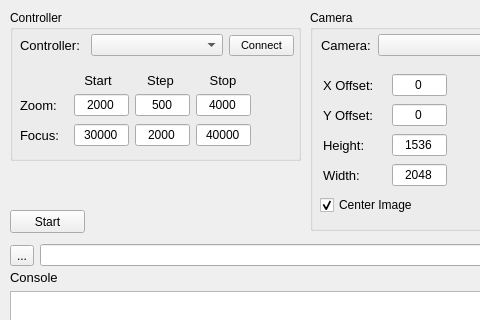
The window that capture_gui/src/capture_gui.ui (NSWC-Crane/passive_range) describes before a commit, drawn with Qt 5; both pictures show x 0 to 480 and y 0 to 320 of the 680 by 604 pixel window.
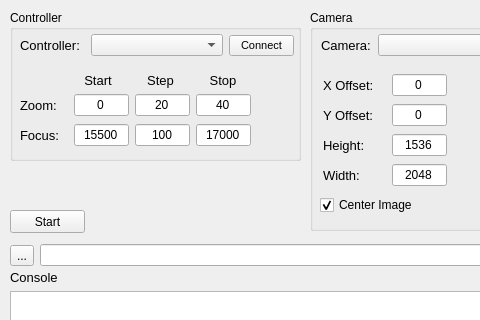
The same window after the commit.

```diff
--- a/capture_gui/src/capture_gui.ui
+++ b/capture_gui/src/capture_gui.ui
@@ -233,7 +233,7 @@
          </size>
         </property>
         <property name="text">
-         <string>30000</string>
+         <string>15500</string>
         </property>
         <property name="alignment">
          <set>Qt::AlignCenter</set>
@@ -255,7 +255,7 @@
          </size>
         </property>
         <property name="text">
-         <string>2000</string>
+         <string>100</string>
         </property>
         <property name="alignment">
          <set>Qt::AlignCenter</set>
@@ -277,7 +277,7 @@
          </size>
         </property>
         <property name="text">
-         <string>40000</string>
+         <string>17000</string>
         </property>
         <property name="alignment">
          <set>Qt::AlignCenter</set>
@@ -392,7 +392,7 @@
          </size>
         </property>
         <property name="text">
-         <string>2000</string>
+         <string>0</string>
         </property>
         <property name="alignment">
          <set>Qt::AlignCenter</set>
@@ -414,7 +414,7 @@
          </size>
         </property>
         <property name="text">
-         <string>500</string>
+         <string>20</string>
         </property>
         <property name="alignment">
          <set>Qt::AlignCenter</set>
@@ -436,7 +436,7 @@
          </size>
         </property>
         <property name="text">
-         <string>4000</string>
+         <string>40</string>
         </property>
         <property name="alignment">
          <set>Qt::AlignCenter</set>
```
